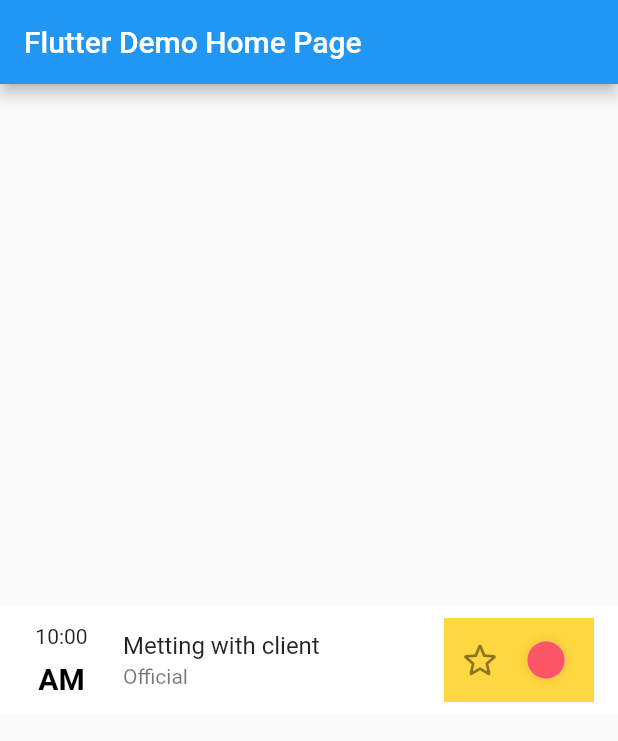
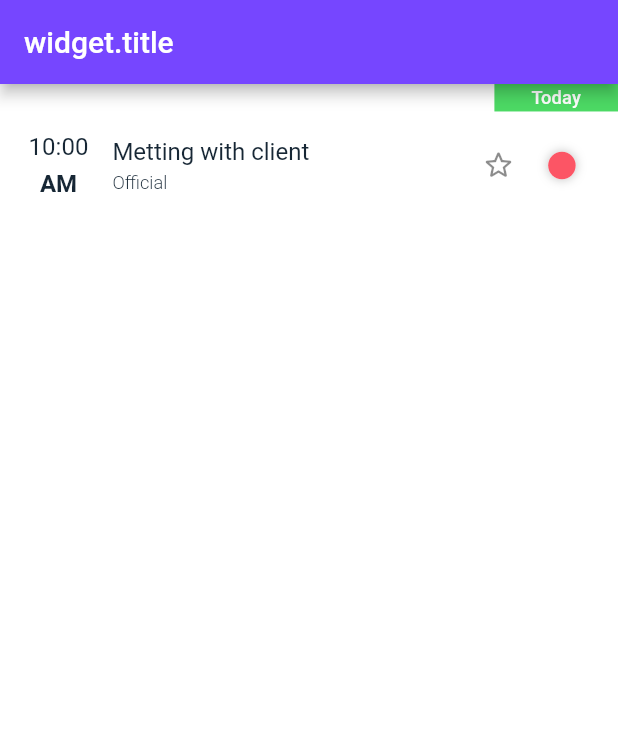
Before and after one commit to AbdalazizAbdallah/ToDoApp, a Flutter app: the screen it shows after launch, on a phone screen of 412 x 824 dp. Shown: the top 741 px of the screen. Run offline on Flutter 3.47's test engine with Material 2 defaults, Android fonts, the phone set to English and light mode, and no system bars; our stand-ins replace flutter_screenutil, google_fonts; missing offline and left inert: dart:html.

Commit message:
update widget

```diff
--- /dev/null
+++ b/lib/helper/color.dart
@@ -0,0 +1,9 @@
+import 'package:flutter/cupertino.dart';
+
+class ColorsHelper {
+  static Color myPuprle = const Color(0xFF7646FF);
+  static Color myHighPriority = const Color(0xFFFC5565);
+  static Color myBlack = const Color(0xFF172735);
+  static Color myGreen = const Color(0xFF4CD964);
+  static Color myGray = const Color(0xFFF6F6F8);
+}
--- a/lib/main.dart
+++ b/lib/main.dart
@@ -1,5 +1,9 @@
 import 'package:flutter/material.dart';
+import 'package:flutter_screenutil/flutter_screenutil.dart';
+import 'package:google_fonts/google_fonts.dart';
 import 'package:to_do_app/widgets/to_do_widget.dart';
+
+import 'helper/color.dart';
 
 void main() {
   runApp(const MyApp());
@@ -8,75 +12,58 @@ void main() {
 class MyApp extends StatelessWidget {
   const MyApp({Key? key}) : super(key: key);
 
-  // This widget is the root of your application.
   @override
   Widget build(BuildContext context) {
-    return MaterialApp(
-      title: 'Flutter Demo',
-      theme: ThemeData(
-        // This is the theme of your application.
-        //
-        // Try running your application with "flutter run". You'll see the
-        // application has a blue toolbar. Then, without quitting the app, try
-        // changing the primarySwatch below to Colors.green and then invoke
-        // "hot reload" (press "r" in the console where you ran "flutter run",
-        // or simply save your changes to "hot reload" in a Flutter IDE).
-        // Notice that the counter didn't reset back to zero; the application
-        // is not restarted.
-        primarySwatch: Colors.blue,
-      ),
-      home: const MyHomePage(title: 'Flutter Demo Home Page'),
+    return ScreenUtilInit(
+      designSize: const Size(1080, 1920),
+      builder: (BuildContext context, Widget? child) {
+        return MaterialApp(
+          debugShowCheckedModeBanner: false,
+          title: 'Flutter Demo',
+          theme: ThemeData(
+            // primarySwatch: Colors.blue,
+            appBarTheme: AppBarTheme(
+              color: ColorsHelper.myPuprle,
+            ),
+            textTheme: TextTheme(
+              headline3: GoogleFonts.roboto(
+                fontSize: 42.sp,
+                color: ColorsHelper.myBlack,
+              ),
+              headline4: GoogleFonts.roboto(
+                fontSize: 36.sp,
+                color: ColorsHelper.myBlack,
+              ),
+              subtitle1: GoogleFonts.roboto(
+                fontSize: 32.sp,
+                color: ColorsHelper.myBlack,
+                fontWeight: FontWeight.w300,
+              ),
+              subtitle2: GoogleFonts.roboto(
+                fontSize: 32.sp,
+              ),
+            ),
+            scaffoldBackgroundColor: Colors.white,
+          ),
+          home: const MyHomePage(),
+        );
+      },
     );
   }
 }
 
-class MyHomePage extends StatefulWidget {
-  const MyHomePage({Key? key, required this.title}) : super(key: key);
-
-  // This widget is the home page of your application. It is stateful, meaning
-  // that it has a State object (defined below) that contains fields that affect
-  // how it looks.
-
-  // This class is the configuration for the state. It holds the values (in this
-  // case the title) provided by the parent (in this case the App widget) and
-  // used by the build method of the State. Fields in a Widget subclass are
-  // always marked "final".
-
-  final String title;
-
-  @override
-  State<MyHomePage> createState() => _MyHomePageState();
-}
-
-class _MyHomePageState extends State<MyHomePage> {
-  int _counter = 0;
-
-  void _incrementCounter() {
-    setState(() {
-      // This call to setState tells the Flutter framework that something has
-      // changed in this State, which causes it to rerun the build method below
-      // so that the display can reflect the updated values. If we changed
-      // _counter without calling setState(), then the build method would not be
-      // called again, and so nothing would appear to happen.
-      _counter++;
-    });
-  }
+class MyHomePage extends StatelessWidget {
+  const MyHomePage({Key? key}) : super(key: key);
 
   @override
   Widget build(BuildContext context) {
-    // This method is rerun every time setState is called, for instance as done
-    // by the _incrementCounter method above.
-    //
-    // The Flutter framework has been optimized to make rerunning build methods
-    // fast, so that you can just rebuild anything that needs updating rather
-    // than having to individually change instances of widgets.
     return Scaffold(
       appBar: AppBar(
-        // Here we take the value from the MyHomePage object that was created by
-        // the App.build method, and use it to set our appbar title.
-        title: Text(widget.title),
+        title: const Text('widget.title'),
       ),
-      body: const Center(child: MyToDoWidget())// This trailing comma makes auto-formatting nicer for build methods.
+      body: const Center(
+        child: MyToDoWidget(),
+      ),
     );
   }
 }
--- a/lib/widgets/to_do_widget.dart
+++ b/lib/widgets/to_do_widget.dart
@@ -1,6 +1,10 @@
+import 'dart:html';
+
 import 'package:flutter/material.dart';
 import 'package:flutter/src/foundation/key.dart';
 import 'package:flutter/src/widgets/framework.dart';
+import 'package:flutter_screenutil/flutter_screenutil.dart';
+import 'package:to_do_app/helper/color.dart';
 
 class MyToDoWidget extends StatefulWidget {
   const MyToDoWidget({Key? key}) : super(key: key);
@@ -12,51 +16,88 @@ class MyToDoWidget extends StatefulWidget {
 class _MyToDoWidgetState extends State<MyToDoWidget> {
   @override
   Widget build(BuildContext context) {
-    return ListTile(
-      tileColor: Colors.white,
-      trailing: Container(
-        height: double.infinity ,
-        width: 100,
-        color: Colors.amberAccent,
-        child: Row(
+    TextTheme _textTheme = Theme.of(context).textTheme;
+    return DecoratedBox(
+      decoration: BoxDecoration(
+        border: Border(
+          bottom: BorderSide(width: 16.0, color: ColorsHelper.myGray),
+        ),
+      ),
+      child: Column(
+        crossAxisAlignment: CrossAxisAlignment.end,
+        children: [
+          Container(
+            color: ColorsHelper.myGreen,
+            width: 216.w,
+            height: 48.w,
+            child: Center(
+                child: Text(
+              'Today',
+              style: _textTheme.subtitle2?.copyWith(color: Colors.white),
+            )),
+          ),
+          ListTile(
+            contentPadding: EdgeInsets.symmetric(horizontal: 50.w),
+            minLeadingWidth: 50.w,
+            trailing: Row(
+              mainAxisSize: MainAxisSize.min,
               children: <Widget>[
                 IconButton(
-                onPressed: () {}, icon: const Icon(Icons.star_border_rounded,size: 30,)),
+                    padding: EdgeInsets.zero,
+                    onPressed: () {},
+                    icon: const Icon(
+                      Icons.star_border_rounded,
+                    )),
                 Container(
-              height: 25,
+                  height: 48.w,
                   decoration: const BoxDecoration(
                       color: Colors.white,
                       shape: BoxShape.circle,
                       boxShadow: [
                         BoxShadow(
-                      color: Colors.black12,
+                          color: Colors.black26,
                           offset: Offset.zero,
                           blurRadius: 5,
                           spreadRadius: 0,
                         )
                       ]),
-              child:
-                  const CircleAvatar(radius: 20, backgroundColor: Color(0xFFFC5565)),
+                  child: CircleAvatar(
+                    radius: 48.w,
+                    backgroundColor: ColorsHelper.myHighPriority,
+                  ),
                 ),
               ],
             ),
+            title: Text(
+              'Metting with client',
+              style: _textTheme.headline3,
             ),
-      title: const Text('Metting with client'),
-      subtitle: const Text('Official'),
-      leading: SizedBox(
-        width: 50,
-        child: Column(
-          mainAxisAlignment: MainAxisAlignment.spaceAround,
+            subtitle: Text(
+              'Official',
+              style: _textTheme.subtitle1,
+            ),
+            leading: Column(
+              mainAxisAlignment: MainAxisAlignment.spaceEvenly,
               children: [
-            const Text('10:00'),
+                Text(
+                  '10:00',
+                  style: _textTheme.headline3,
+                ),
                 RichText(
-                text: const TextSpan(
-                    style: TextStyle(fontWeight: FontWeight.bold, fontSize: 20,color: Colors.black),
-                    children: [
-                  TextSpan(text: 'AM'),
-                ]))
+                  text: TextSpan(
+                    style: _textTheme.headline3,
+                    children: const [
+                      TextSpan(
+                        text: 'AM',
+                        style: TextStyle(fontWeight: FontWeight.bold),
+                      ),
                     ],
                   ),
+                )
+              ],
+            ),
+          ),
+        ],
       ),
     );
   }
--- a/pubspec.yaml
+++ b/pubspec.yaml
@@ -34,6 +34,8 @@ dependencies:
   # The following adds the Cupertino Icons font to your application.
   # Use with the CupertinoIcons class for iOS style icons.
   cupertino_icons: ^1.0.2
+  flutter_screenutil: ^5.5.3+2
+  google_fonts: ^3.0.1
 
 dev_dependencies:
   flutter_test:
```
Also changed, not shown: pubspec.lock, 1 other file. Lines whose indentation alone changed are shown as unchanged.
